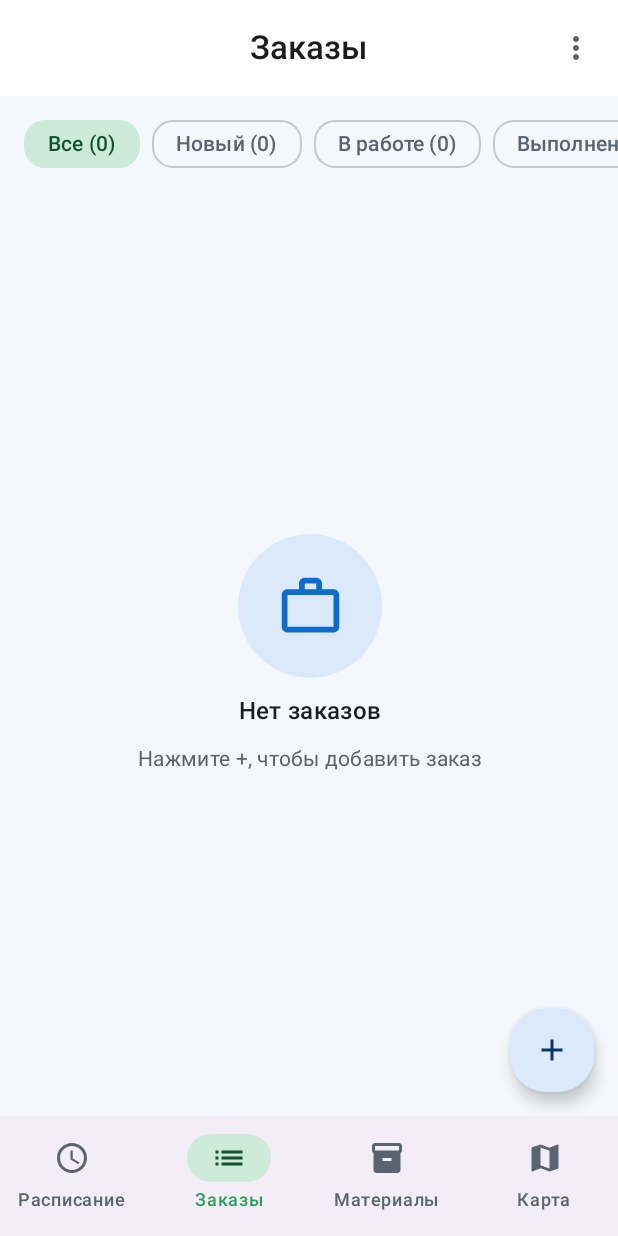
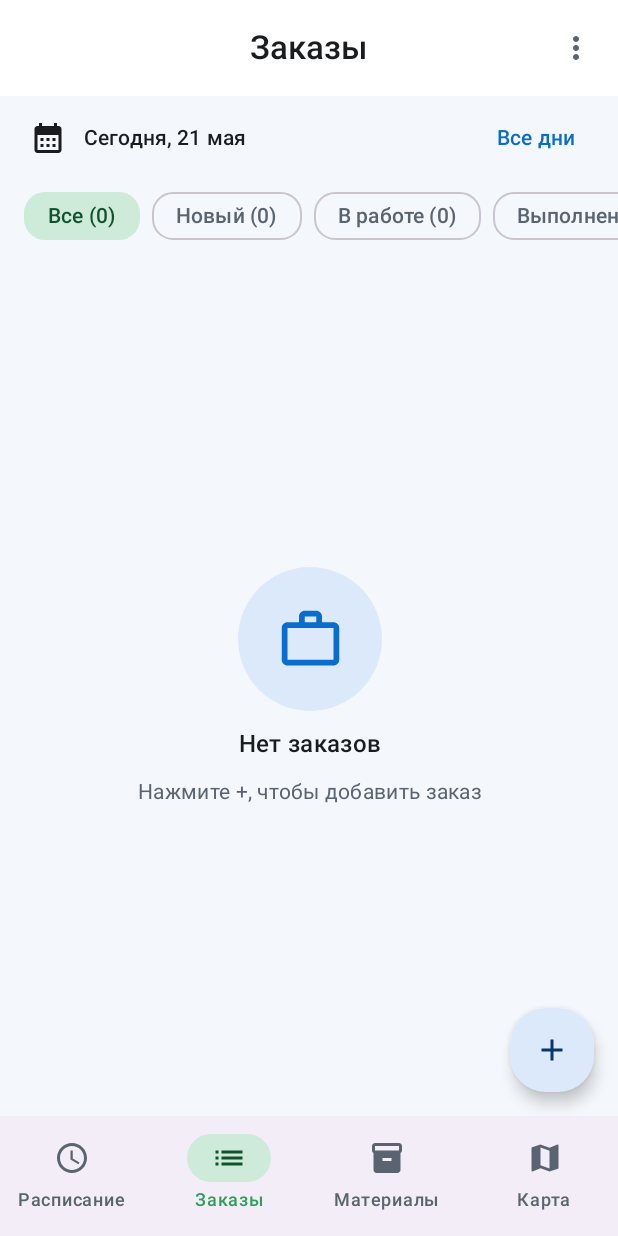
Before and after one commit to kiltler/kiltler, an Android app built with Jetpack Compose: the screen it shows after launch (MainActivity), item 2 of the bottom bar chosen, on a phone screen of 412 x 824 dp. Run offline under Robolectric (Android 15) with nearby library versions, the phone set to English and light mode, and no system bars; our stand-ins replace Firebase (no records; nobody signed in at launch, a user with empty details on screens opened directly), Room's generated code; libraries missing offline, so code that uses them is left out: com.yandex.mapkit; 5 statements that could not run were skipped.

Commit message:
Add day filter, load calendar and expandable reminders
- Schedule reminders expand on tap so long titles and descriptions are
  fully visible.
- Orders default to today's view with a "Все дни" toggle and a new
  calendar button. The calendar shows monthly workload color-coded by
  estimated hours per day (free / medium / busy / overload), with a
  small icon hinting which work type dominates, plus a summary and
  overload warning for the selected day.
- Work types now carry hours and "noisy" flags (cleaning 1h, refill
  0.5h, install 2h, pre-install 2.5h, sale not counted; install and
  pre-install are noisy and can't fit the 13–15 quiet hours).
- Completed orders no longer clutter the "Все" filter — they remain
  available under the "Выполнен" filter chip.

https://claude.ai/code/session_01RXjEZR9YerMNhqDiRGdi7K

```diff
--- a/app/src/main/java/com/kiltler/assistant/ui/screens/OrdersScreen.kt
+++ b/app/src/main/java/com/kiltler/assistant/ui/screens/OrdersScreen.kt
@@ -22,6 +22,7 @@ import androidx.compose.foundation.rememberScrollState
 import androidx.compose.foundation.verticalScroll
 import androidx.compose.material.icons.Icons
 import androidx.compose.material.icons.filled.Build
+import androidx.compose.material.icons.filled.CalendarMonth
 import androidx.compose.material.icons.filled.Call
 import androidx.compose.material.icons.filled.CleaningServices
 import androidx.compose.material.icons.filled.Colorize
@@ -69,14 +70,25 @@ import com.kiltler.assistant.ui.geocodeAddress
 import com.kiltler.assistant.ui.openYandexDrivingRoute
 import com.kiltler.assistant.ui.pickDateTime
 import kotlinx.coroutines.launch
+import java.text.SimpleDateFormat
+import java.util.Calendar
+import java.util.Date
+import java.util.Locale
 
 /** Виды работ по заказу — можно выбрать несколько одновременно. */
-enum class WorkType(val label: String, val icon: ImageVector) {
-    CLEANING("Чистка", Icons.Default.CleaningServices),
-    REFILL("Заправка", Icons.Default.Colorize),
-    INSTALL("Установка", Icons.Default.Build),
-    PRE_INSTALL("Закладка", Icons.Default.Plumbing),
-    SALE("Продажа", Icons.Default.Sell);
+enum class WorkType(
+    val label: String,
+    val icon: ImageVector,
+    /** Среднее время на работу в часах — используется для расчёта загрузки дня. */
+    val hours: Double,
+    /** true — шумные работы (нельзя в «тихий час» 13:00–15:00). */
+    val noisy: Boolean
+) {
+    CLEANING("Чистка", Icons.Default.CleaningServices, 1.0, false),
+    REFILL("Заправка", Icons.Default.Colorize, 0.5, false),
+    INSTALL("Установка", Icons.Default.Build, 2.0, true),
+    PRE_INSTALL("Закладка", Icons.Default.Plumbing, 2.5, true),
+    SALE("Продажа", Icons.Default.Sell, 0.0, false);
 
     companion object {
         /** Разбирает поле описания заказа в список выбранных видов работ. */
@@ -102,24 +114,54 @@ fun OrdersScreen(
     onEdit: (Order) -> Unit
 ) {
     var filter by remember { mutableStateOf<OrderStatus?>(null) }
-    val visible = orders
-        .filter { filter == null || it.status == filter!!.name }
+    var dayFilter by remember { mutableStateOf<Long?>(startOfToday()) }
+    var showCalendar by remember { mutableStateOf(false) }
+
+    val dayFiltered = if (dayFilter == null) orders
+    else orders.filter { matchesDay(it.scheduledMillis, dayFilter!!) }
+
+    val visible = dayFiltered
+        .filter { o ->
+            if (filter != null) o.status == filter!!.name
+            else OrderStatus.from(o.status) != OrderStatus.DONE
+        }
         .sortedWith(compareBy(nullsLast<Long>()) { it.scheduledMillis })
 
+    val allCount = dayFiltered.count { OrderStatus.from(it.status) != OrderStatus.DONE }
+
     Column(modifier = Modifier.fillMaxSize()) {
+        Row(
+            modifier = Modifier.padding(start = 8.dp, end = 16.dp, top = 4.dp),
+            verticalAlignment = Alignment.CenterVertically
+        ) {
+            IconButton(onClick = { showCalendar = true }) {
+                Icon(Icons.Default.CalendarMonth, contentDescription = "Календарь загрузки")
+            }
+            Text(
+                dayFilter?.let { dayLabel(it) } ?: "Все дни",
+                style = MaterialTheme.typography.titleSmall,
+                fontWeight = FontWeight.SemiBold,
+                modifier = Modifier.weight(1f)
+            )
+            if (dayFilter != null) {
+                TextButton(onClick = { dayFilter = null }) { Text("Все дни") }
+            } else {
+                TextButton(onClick = { dayFilter = startOfToday() }) { Text("Сегодня") }
+            }
+        }
         LazyRow(
-            contentPadding = PaddingValues(horizontal = 16.dp, vertical = 8.dp),
+            contentPadding = PaddingValues(horizontal = 16.dp, vertical = 4.dp),
             horizontalArrangement = Arrangement.spacedBy(8.dp)
         ) {
             item {
                 FilterChip(
                     selected = filter == null,
                     onClick = { filter = null },
-                    label = { Text("Все (${orders.size})") }
+                    label = { Text("Все ($allCount)") }
                 )
             }
             items(OrderStatus.entries) { status ->
-                val count = orders.count { it.status == status.name }
+                val count = dayFiltered.count { it.status == status.name }
                 FilterChip(
                     selected = filter == status,
                     onClick = { filter = if (filter == status) null else status },
@@ -152,6 +194,15 @@ fun OrdersScreen(
             initial = editing,
             onDismiss = onDismissDialog,
             onSave = { onSave(it); onDismissDialog() }
+        )
+    }
+
+    if (showCalendar) {
+        OrdersCalendarDialog(
+            orders = orders,
+            selectedDay = dayFilter ?: startOfToday(),
+            onSelect = { dayFilter = it; showCalendar = false },
+            onDismiss = { showCalendar = false }
         )
     }
 }
@@ -478,3 +529,30 @@ private fun fullAddress(order: Order): String = buildString {
     if (order.apartment.isNotBlank()) append(", кв. ${order.apartment}")
     if (order.entrance.isNotBlank()) append(", подъезд ${order.entrance}")
 }
+
+internal fun startOfToday(): Long {
+    val c = Calendar.getInstance().apply {
+        set(Calendar.HOUR_OF_DAY, 0)
+        set(Calendar.MINUTE, 0)
+        set(Calendar.SECOND, 0)
+        set(Calendar.MILLISECOND, 0)
+    }
+    return c.timeInMillis
+}
+
+internal fun matchesDay(scheduledMillis: Long?, dayStart: Long): Boolean {
+    if (scheduledMillis == null) return false
+    val dayEnd = dayStart + 24L * 60 * 60 * 1000
+    return scheduledMillis in dayStart until dayEnd
+}
+
+private val dayLabelFmt = SimpleDateFormat("d MMMM", Locale("ru"))
+
+private fun dayLabel(dayStart: Long): String {
+    val now = Calendar.getInstance()
+    val day = Calendar.getInstance().apply { timeInMillis = dayStart }
+    val isToday = now.get(Calendar.YEAR) == day.get(Calendar.YEAR) &&
+        now.get(Calendar.DAY_OF_YEAR) == day.get(Calendar.DAY_OF_YEAR)
+    val date = dayLabelFmt.format(Date(dayStart))
+    return if (isToday) "Сегодня, $date" else date
+}
```
Also changed, not shown: app/src/main/java/com/kiltler/assistant/ui/screens/OrdersCalendar.kt (added, +370 -0 lines), app/src/main/java/com/kiltler/assistant/ui/screens/ScheduleScreen.kt (+29 -8 lines).
